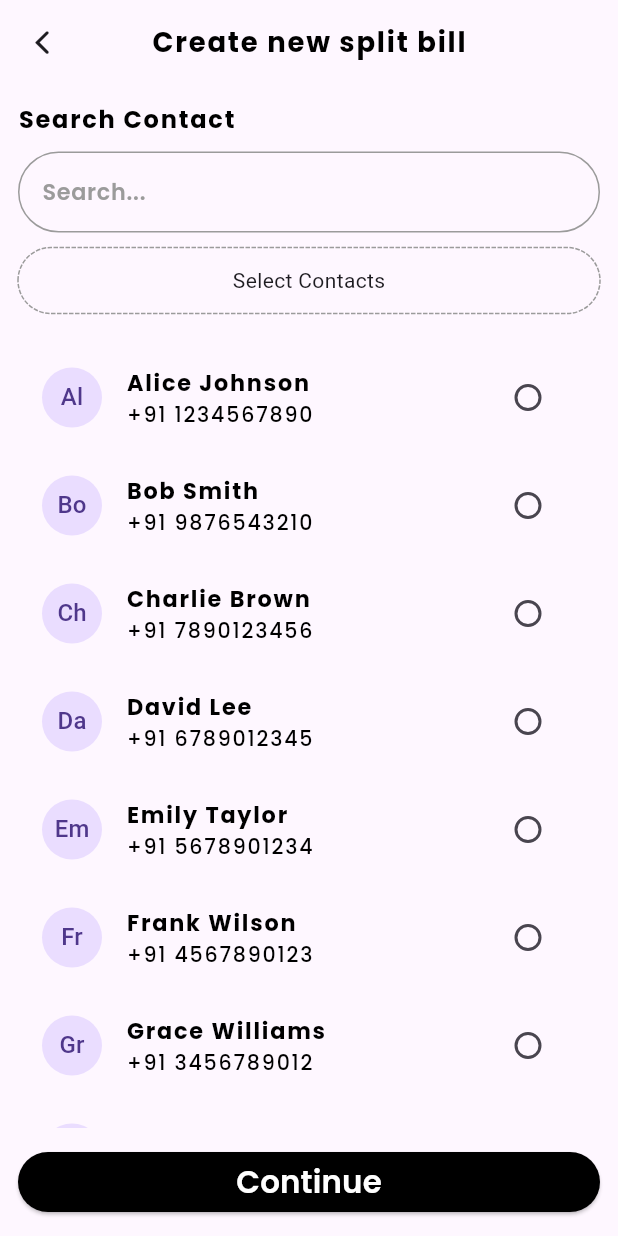
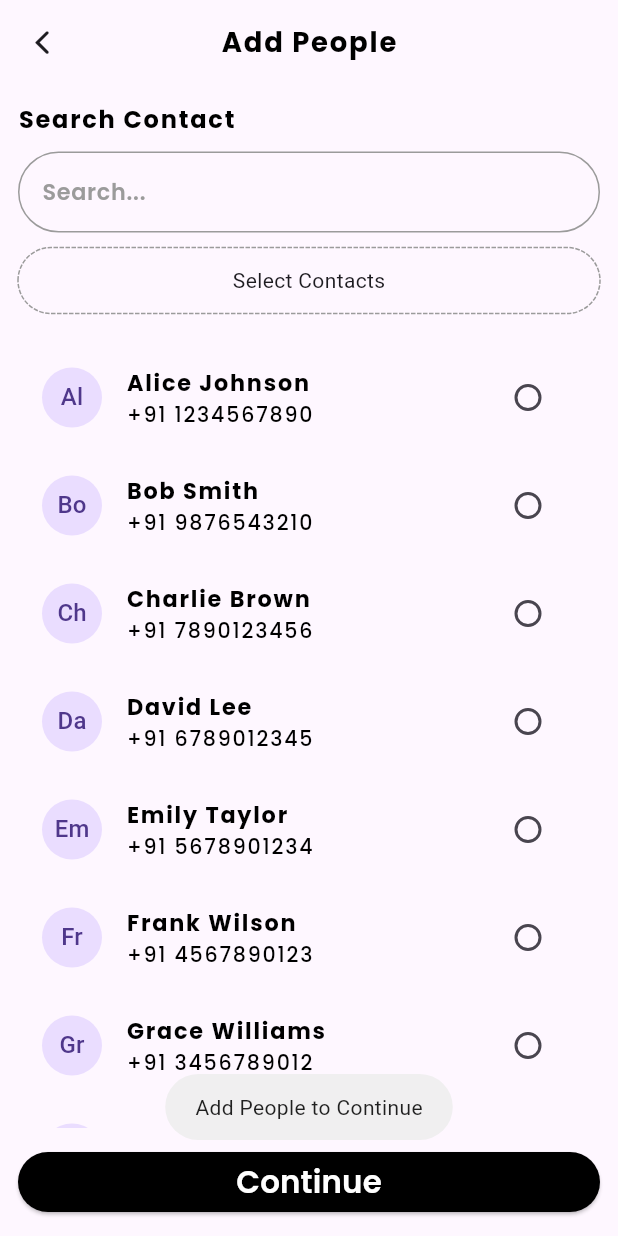
Before and after one commit to PrathamBhavsar/broke_squad, a Flutter app: the CreateBillScreen screen opened by its route, after a tap on "Continue", on a phone screen of 412 x 824 dp. Run offline on Flutter 3.47's test engine with Material 3 defaults, Android fonts, the light colour scheme and no system bars; drawn by our look-alikes of dotted_border; our stand-ins replace cached_network_image, cloud_firestore, firebase_auth, firebase_core, flutter_onboarding_slider, flutter_screenutil and 8 more; accounts and stored records are empty; statements that could not run were skipped.

Commit message:
- Create Bill Page two done

```diff
--- a/lib/main.dart
+++ b/lib/main.dart
@@ -1,4 +1,5 @@
 import 'package:contri_buter/providers/auth_provider.dart';
+import 'package:contri_buter/providers/split_provider.dart';
 import 'package:contri_buter/providers/user_provider.dart';
 import 'package:contri_buter/router/router.dart';
 import 'package:firebase_core/firebase_core.dart';
@@ -17,6 +18,7 @@ Future<void> main() async {
       providers: [
         ChangeNotifierProvider(create: (context) => UserProvider()),
         ChangeNotifierProvider(create: (context) => AuthProvider()),
+        ChangeNotifierProvider(create: (context) => SplitProvider.instance),
       ],
       child: ScreenUtilInit(
         builder: (context, child) => MyApp(),
--- /dev/null
+++ b/lib/providers/split_provider.dart
@@ -0,0 +1,68 @@
+import 'package:contri_buter/models/contacts.dart';
+import 'package:contri_buter/utils.dart';
+import 'package:flutter/cupertino.dart';
+import 'package:fluttertoast/fluttertoast.dart';
+
+class SplitProvider extends ChangeNotifier {
+  List<Contact> allContacts = [];
+  List<Contact> selectedContacts = [];
+  String billName = '';
+  String billAmount = '';
+  String billCategory = '';
+  int currentIndex = 0;
+  List<String> abbBarTitles = ['Add People','Create Bill'];
+  // TODO: later update it with transaction.dart
+
+  SplitProvider._privateConstructor();
+  static final SplitProvider instance = SplitProvider._privateConstructor();
+  getContact() {
+    allContacts =  [
+      Contact(name: "Alice Johnson", phNo: "+91 1234567890"),
+      Contact(name: "Bob Smith", phNo: "+91 9876543210"),
+      Contact(name: "Charlie Brown", phNo: "+91 7890123456"),
+      Contact(name: "David Lee", phNo: "+91 6789012345"),
+      Contact(name: "Emily Taylor", phNo: "+91 5678901234"),
+      Contact(name: "Frank Wilson", phNo: "+91 4567890123"),
+      Contact(name: "Grace Williams", phNo: "+91 3456789012"),
+      Contact(name: "Henry Baker", phNo: "+91 2345678901"),
+      Contact(name: "Isabella Clark", phNo: "+91 1234567890"),
+      Contact(name: "Jack Brown", phNo: "+91 9876543210"),
+    ];
+    notifyListeners();
+  }
+
+  addContact(Contact contact) {selectedContacts.add(contact); notifyListeners();}
+  removeContact(Contact contact) {selectedContacts.remove(contact);}
+  setBillName(String str) {billName = str; }
+  setBillAmount(String str) {billAmount = str; }
+  setBillCategory(String str) {billCategory = str; notifyListeners();}
+
+  manageContinue(context, [Function? setParams]) {
+    if (currentIndex == 0) {
+      selectedContacts.isEmpty ? Fluttertoast.showToast(msg: 'Add People to Continue') : currentIndex++;
+    } else if(currentIndex == 1) {
+      setParams != null ? setParams() : null;
+      logEvent(str: 'Saved $billName $billAmount $billCategory ${ int.parse(billAmount)/selectedContacts.length}');
+      Fluttertoast.showToast(msg: 'Transaction Created!');
+      Navigator.pop(context);
+    } else {
+      currentIndex = 0;
+    }
+    notifyListeners();
+  }
+
+  manageBack(context) {
+    currentIndex == 0 ? Navigator.pop(context) : currentIndex--;
+    notifyListeners();
+  }
+
+  onDispose() {
+    allContacts.clear();
+    selectedContacts.clear();
+    currentIndex = 0;
+    billName = '';
+    billAmount= '';
+    billCategory = '';
+
+  }
+}
--- a/lib/screens/create_bill_screen/create_bill_screen.dart
+++ b/lib/screens/create_bill_screen/create_bill_screen.dart
@@ -1,13 +1,16 @@
 import 'package:contri_buter/constants/UI.dart';
-import 'package:contri_buter/models/contacts.dart';
+import 'package:contri_buter/providers/split_provider.dart';
 import 'package:contri_buter/screens/create_bill_screen/widgets/avatar_indicator.dart';
 import 'package:contri_buter/screens/create_bill_screen/widgets/bill_name_text_field.dart';
 import 'package:contri_buter/screens/create_bill_screen/widgets/contact_avatar.dart';
 import 'package:contri_buter/screens/create_bill_screen/widgets/continue_button.dart';
 import 'package:contri_buter/utils.dart';
+import 'package:dotted_border/dotted_border.dart';
 import 'package:flutter/cupertino.dart';
 import 'package:flutter/material.dart';
 import 'package:flutter_screenutil/flutter_screenutil.dart';
+import 'package:fluttertoast/fluttertoast.dart';
+import 'package:provider/provider.dart';
 
 class CreateBillScreen extends StatefulWidget {
   const CreateBillScreen({super.key});
@@ -17,25 +20,83 @@ class CreateBillScreen extends StatefulWidget {
 }
 
 class _CreateBillScreenState extends State<CreateBillScreen> {
+  final TextEditingController _searchController = TextEditingController();
+  final FocusNode _searchFocusNode = FocusNode();
   final TextEditingController _billNameController = TextEditingController();
   final FocusNode _billNameFocusNode = FocusNode();
-  final List<Contact> _selectedContacts = [];
+  final TextEditingController _amountController = TextEditingController();
+  final FocusNode _amountFocusNode = FocusNode();
+
+  @override
+  void didChangeDependencies() async {
+    await Future.delayed(Duration(milliseconds: 200));
+    SplitProvider.instance.getContact();
+    super.didChangeDependencies();
+  }
+
+  @override
+  void dispose() {
+    SplitProvider.instance.onDispose();
+    super.dispose();
+  }
+
   @override
   Widget build(BuildContext context) {
+    return Consumer<SplitProvider>(
+      builder: (context, splitProvider, child) {
+        List<Widget> views = [_buildAddPeople(splitProvider), _buildBillData(splitProvider)];
         return Scaffold(
           appBar: AppBar(
             centerTitle: true,
-        leading:
-            IconButton(onPressed: () => Navigator.pop(context), icon: Icon(CupertinoIcons.back)),
+            leading: IconButton(
+                onPressed: () => splitProvider.manageBack(context),
+                icon: Icon(CupertinoIcons.back)),
             title: Text(
-          'Create new split bill',
+              splitProvider.abbBarTitles[splitProvider.currentIndex],
               style: AppTextStyles.kCreateBillAppBarTitleTextStyle,
             ),
             forceMaterialTransparency: true,
           ),
           body: Padding(
             padding: AppPaddings.scaffoldPadding,
-        child: Column(
+            child: views[splitProvider.currentIndex],
+          ),
+          bottomNavigationBar: ContinueButton(
+            onPressed: () {
+              if (splitProvider.currentIndex == 0) {
+                splitProvider.manageContinue(context);
+              } else {
+                splitProvider.manageContinue(context, () {
+                  if (validateBillData()) {
+                    splitProvider.setBillName(_billNameController.text);
+                    splitProvider.setBillAmount(_amountController.text);
+                    splitProvider.billCategory.isEmpty
+                        ? splitProvider.setBillCategory(categories.last.toString())
+                        : null;
+                  }
+                });
+              }
+            },
+          ),
+        );
+      },
+    );
+  }
+
+  bool validateBillData() {
+    if (_billNameController.text.isEmpty) {
+      Fluttertoast.showToast(msg: 'Enter Bill Name');
+      return false;
+    }
+    if (_amountController.text.isEmpty) {
+      Fluttertoast.showToast(msg: 'Enter Bill Amount');
+      return false;
+    }
+    return true;
+  }
+
+  _buildAddPeople(SplitProvider splitProvider) {
+    return Column(
       children: [
         Align(
           alignment: Alignment.topLeft,
@@ -46,9 +107,12 @@ class _CreateBillScreenState extends State<CreateBillScreen> {
         ),
         spaceH10(),
         CreateBillTextField(
-                billNameController: _billNameController, billNameFocusNode: _billNameFocusNode,hintText: 'Search...',),
+          textController: _searchController,
+          focusNode: _searchFocusNode,
+          hintText: 'Search...',
+        ),
         spaceH10(),
-            AvatarIndicator(context: context, selectedContacts: _selectedContacts),
+        AvatarIndicator(context: context, selectedContacts: splitProvider.selectedContacts),
         spaceH20(),
         Flexible(
           child: SizedBox(
@@ -56,50 +120,138 @@ class _CreateBillScreenState extends State<CreateBillScreen> {
             child: ListView.builder(
               itemBuilder: (context, index) {
                 return ListTile(
-                      leading: ContactCircleAvatar(contact: contactsList[index]),
+                  leading: ContactCircleAvatar(contact: splitProvider.allContacts[index]),
                   title: Text(
-                        contactsList[index].name,
-                        style:
-                            AppTextStyles.kCreateBillAppBarTitleTextStyle.copyWith(fontSize: 13.sp),
+                    splitProvider.allContacts[index].name,
+                    style: AppTextStyles.kCreateBillAppBarTitleTextStyle.copyWith(fontSize: 13.sp),
                   ),
-                      subtitle: Text(contactsList[index].phNo,
+                  subtitle: Text(splitProvider.allContacts[index].phNo,
                       style: AppTextStyles.kCreateBillAppBarTitleTextStyle
                           .copyWith(fontSize: 12.sp, fontWeight: FontWeight.w500)),
                   trailing: Checkbox(
-                        value: _selectedContacts.isNotEmpty
-                            ? _selectedContacts.contains(contactsList[index])
+                    value: splitProvider.selectedContacts.isNotEmpty
+                        ? splitProvider.selectedContacts.contains(splitProvider.allContacts[index])
                         : false,
                     onChanged: (value) => setState(() => value != null
                         ? (!value
-                                ? _selectedContacts.remove(contactsList[index])
-                                : _selectedContacts.add(contactsList[index]))
+                            ? splitProvider.removeContact(splitProvider.allContacts[index])
+                            : splitProvider.addContact(splitProvider.allContacts[index]))
                         : null),
                     shape: CircleBorder(),
                   ),
                 );
               },
-                  itemCount: contactsList.length,
+              itemCount: splitProvider.allContacts.length,
             ),
           ),
         ),
       ],
-        ),
-      ),
-      bottomNavigationBar: ContinueButton(onPressed: (){},),
     );
   }
 
+  _buildBillData(SplitProvider provider) {
+    return Column(
+      children: [
+        DottedBorder(
+          borderType: BorderType.Circle,
+          stackFit: StackFit.loose,
+          color: Colors.grey.shade400,
+          strokeWidth: 2,
+          child: Container(
+            width: getWidth(context) * 0.7,
+            height: getWidth(context) * 0.7,
+            decoration: BoxDecoration(
+              shape: BoxShape.circle,
+
+            ),
+            child: Center(
+              child: Wrap(
+                crossAxisAlignment: WrapCrossAlignment.center,
+                alignment: WrapAlignment.center,
+                children: [
+                  for (int i = 0;
+                      i <
+                          (provider.selectedContacts.length < 5
+                              ? provider.selectedContacts.length
+                              : 5);
+                      i++)
+                    SizedBox.fromSize(
+                        size: Size.fromRadius(getWidth(context) * 0.8 / 8),
+                        child: ContactCircleAvatar(
+                          contact: provider.selectedContacts[i],
+                        )),
+                ],
+              ),
+            ),
+          ),
+        ),
+        Align(
+          alignment: Alignment.centerLeft,
+          child: Text(
+            'Bill Name',
+            style: AppTextStyles.kCreateBillAppBarTitleTextStyle.copyWith(fontSize: 14.sp),
+          ),
+        ),
+        CreateBillTextField(
+          textController: _billNameController,
+          focusNode: _billNameFocusNode,
+          hintText: 'Enter Bill Name',
+        ),
+        spaceH20(),
+        Align(
+          alignment: Alignment.centerLeft,
+          child: Text(
+            'Bill Amount',
+            style: AppTextStyles.kCreateBillAppBarTitleTextStyle.copyWith(fontSize: 14.sp),
+          ),
+        ),
+        CreateBillTextField(
+          textController: _amountController,
+          focusNode: _amountFocusNode,
+          hintText: 'Enter Bill Amount',
+          keyboardType: TextInputType.number,
+        ),
+        spaceH20(),
+        Wrap(
+          spacing: 2,
+          children: [
+            for (Category category in categories)
+              InkWell(
+                onTap: () => provider.setBillCategory(category.toString()),
+                child: Chip(
+                  color: WidgetStatePropertyAll(provider.billCategory == category.toString()
+                      ? Colors.grey.shade400
+                      : AppColors.lightGrey),
+                  shape: RoundedRectangleBorder(
+                      borderRadius: BorderRadius.circular(24.r),
+                      side: BorderSide(color: AppColors.grey, width: 1)),
+                  label: Text(
+                    "${category.emoji} ${category.text}",
+                    style: AppTextStyles.poppins.copyWith(
+                      fontSize: 12.sp,
+                      fontWeight: FontWeight.w600,
+                      color: AppColors.kDarkColor,
+                    ),
+                  ),
+                ),
+              )
+          ],
+        )
+      ],
+    );
+  }
 }
 
-List<Contact> contactsList = [
-  Contact(name: "Alice Johnson", phNo: "+91 1234567890"),
-  Contact(name: "Bob Smith", phNo: "+91 9876543210"),
-  Contact(name: "Charlie Brown", phNo: "+91 7890123456"),
-  Contact(name: "David Lee", phNo: "+91 6789012345"),
-  Contact(name: "Emily Taylor", phNo: "+91 5678901234"),
-  Contact(name: "Frank Wilson", phNo: "+91 4567890123"),
-  Contact(name: "Grace Williams", phNo: "+91 3456789012"),
-  Contact(name: "Henry Baker", phNo: "+91 2345678901"),
-  Contact(name: "Isabella Clark", phNo: "+91 1234567890"),
-  Contact(name: "Jack Brown", phNo: "+91 9876543210"),
+class Category {
+  String text;
+  String emoji;
+  Category({required this.text, required this.emoji});
+  @override
+  String toString() => "$emoji $text";
+}
+
+List<Category> categories = [
+  Category(text: 'Dinner', emoji: '🍔'),
+  Category(text: 'Outing', emoji: '🎥'),
+  Category(text: 'Other', emoji: '🙂'),
 ];
--- a/lib/screens/create_bill_screen/widgets/bill_name_text_field.dart
+++ b/lib/screens/create_bill_screen/widgets/bill_name_text_field.dart
@@ -4,22 +4,24 @@ import 'package:flutter_screenutil/flutter_screenutil.dart';
 class CreateBillTextField extends StatelessWidget {
   const CreateBillTextField({
     super.key,
-    required TextEditingController billNameController,
-    required FocusNode billNameFocusNode,
-    this.hintText,
-  }) : _textController = billNameController, _focusNode = billNameFocusNode;
+    required this.textController,
+    required this.focusNode,
+    this.hintText, this.keyboardType,
+  });
 
-  final TextEditingController _textController;
-  final FocusNode _focusNode;
+  final TextEditingController textController;
+  final FocusNode focusNode;
   final String? hintText;
+  final TextInputType? keyboardType;
 
   @override
   Widget build(BuildContext context) {
     return TextField(
       style: AppTextStyles.kCreateBillTextFieldTextStyle,
-      controller: _textController,
-      focusNode: _focusNode,
+      controller: textController,
+      focusNode: focusNode,
       cursorColor: AppColors.grey,
+      keyboardType:keyboardType,
       decoration: InputDecoration(
         hintText: hintText,
         hintStyle: AppTextStyles.kCreateBillTextFieldTextStyle,
```
Lines whose indentation alone changed are shown as unchanged.
